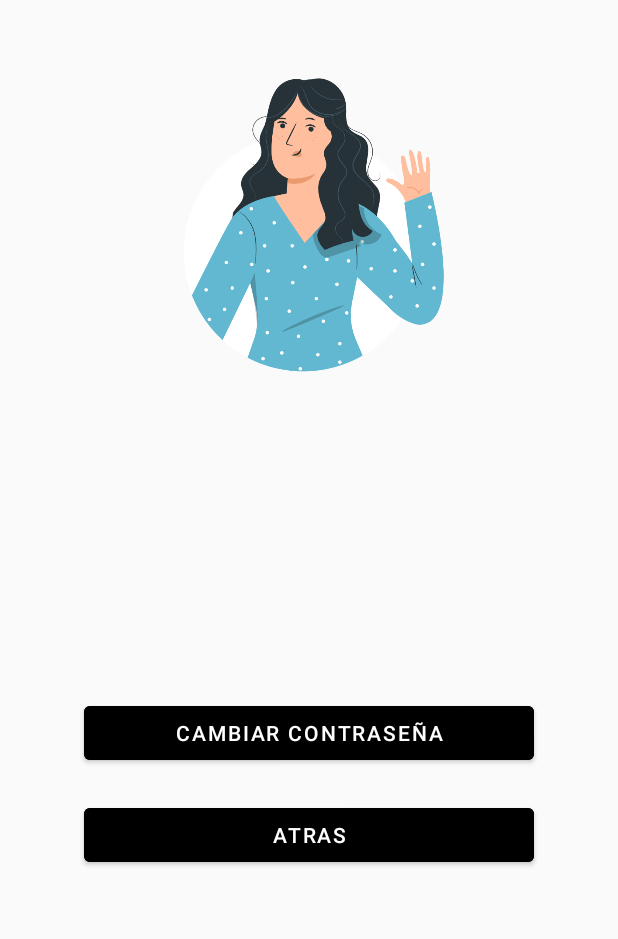
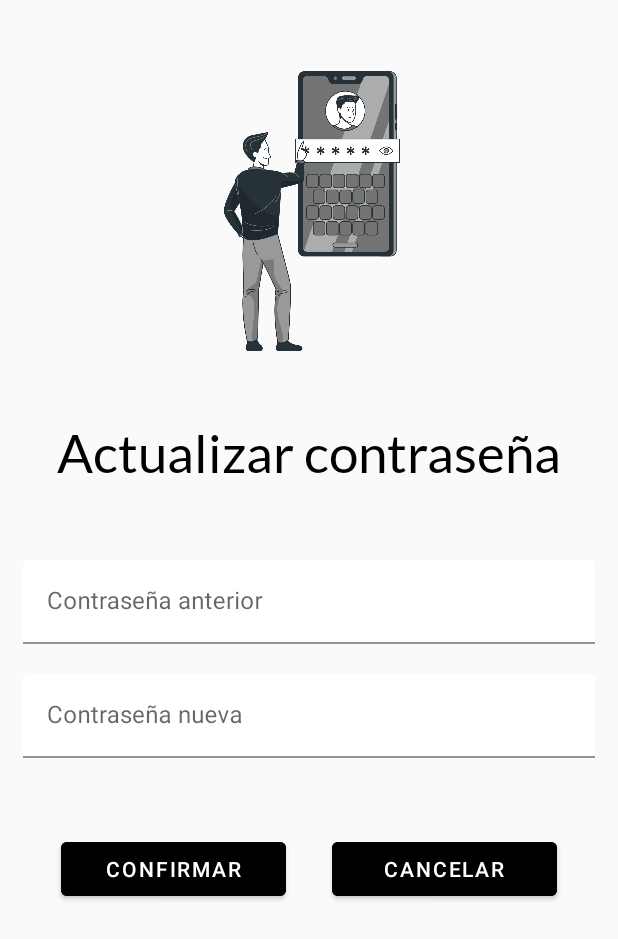
Before and after one commit to DiegoPMtz/Login, an Android app: the fragment_datos screen opened through its navigation route, after a tap on "CAMBIAR CONTRASEÑA", on a phone screen of 412 x 824 dp. Shown: the top 939 px of the screen. Run offline under Robolectric (Android 15) with nearby library versions, the phone set to English and light mode, and no system bars; our stand-ins replace Room's generated code.

Commit message:
Update listo

```diff
--- a/app/src/main/java/com/example/login/MyDao.java
+++ b/app/src/main/java/com/example/login/MyDao.java
@@ -13,13 +13,19 @@ import java.util.List;
 public interface MyDao {
 
     @Insert(onConflict = OnConflictStrategy.IGNORE)
-    public void adduser(User user);
+    void adduser(User user);
 
     @Query("SELECT * FROM users WHERE matriculas=(:matricula) and password=(:password)")
-    public User login(int matricula,String password);
+    User login(int matricula, String password);
 
     @Query("SELECT * FROM users WHERE matriculas=(:matricula)")
-    public User check(int matricula);
+    User check(int matricula);
+
+    @Query("SELECT * FROM users WHERE password=(:password)")
+    User passwd(String password);
+
+    @Update
+    void updateuser(User user);
 
 
 
--- a/app/src/main/java/com/example/login/fragment_datos.java
+++ b/app/src/main/java/com/example/login/fragment_datos.java
@@ -40,13 +40,15 @@ public class fragment_datos extends Fragment {
         btn_cambiar = view.findViewById(R.id.btn_cambiar);
         btn_atras = view.findViewById(R.id.btn_atras_dato);
         txtMatricula = view.findViewById(R.id.txt_matricula);
-        txtContraseña = view.findViewById(R.id.txt_contraseña);
+
+        User user = new User();
+
 
 
         btn_cambiar.setOnClickListener(new View.OnClickListener() {
             @Override
             public void onClick(View v) {
-
+                navController.navigate(R.id.fragment_update);
             }
         });
 
--- a/app/src/main/res/layout/fragment_datos.xml
+++ b/app/src/main/res/layout/fragment_datos.xml
@@ -26,14 +26,7 @@
         android:textSize="35sp"
         />
 
-    <TextView
-        android:id="@+id/txt_contraseña"
-        android:layout_width="wrap_content"
-        android:layout_height="wrap_content"
-        android:layout_marginTop="20dp"
-        android:layout_gravity="center"
-        android:textSize="35sp"
-        />
+
 
 
     <com.google.android.material.button.MaterialButton
--- a/app/src/main/res/layout/fragment_update.xml
+++ b/app/src/main/res/layout/fragment_update.xml
@@ -9,7 +9,6 @@
     android:background="#FAFAFA"
     tools:context=".fragment_update">
 
-<!--imagen-->
     <com.google.android.material.imageview.ShapeableImageView
         android:layout_width="200dp"
         android:layout_height="200dp"
@@ -29,32 +28,33 @@
 
 
     <com.google.android.material.textfield.TextInputLayout
-        android:id="@+id/update_pass"
+
         android:layout_width="match_parent"
         android:layout_height="wrap_content"
         android:layout_marginTop="50dp"
         android:layout_marginHorizontal="15dp"
         app:boxBackgroundColor="@color/white"
         app:hintTextColor="@color/black"
-        android:hint="Contraseña nueva">
+        android:hint="Contraseña anterior">
 
         <com.google.android.material.textfield.TextInputEditText
+            android:id="@+id/update_pass"
             android:layout_width="match_parent"
             android:layout_height="wrap_content"
             android:inputType="textPassword" />
     </com.google.android.material.textfield.TextInputLayout>
 
     <com.google.android.material.textfield.TextInputLayout
-        android:id="@+id/udpate_conf"
         android:layout_width="match_parent"
         android:layout_height="wrap_content"
         android:layout_marginTop="20dp"
         android:layout_marginHorizontal="15dp"
         app:boxBackgroundColor="@color/white"
         app:hintTextColor="@color/black"
-        android:hint="Confirmar contraseña">
+        android:hint="Contraseña nueva">
 
         <com.google.android.material.textfield.TextInputEditText
+            android:id="@+id/udpate_conf"
             android:layout_width="match_parent"
             android:layout_height="wrap_content"
             android:inputType="textPassword" />
```
Also changed, not shown: app/src/main/java/com/example/login/fragment_update.java (+21 -0 lines).
